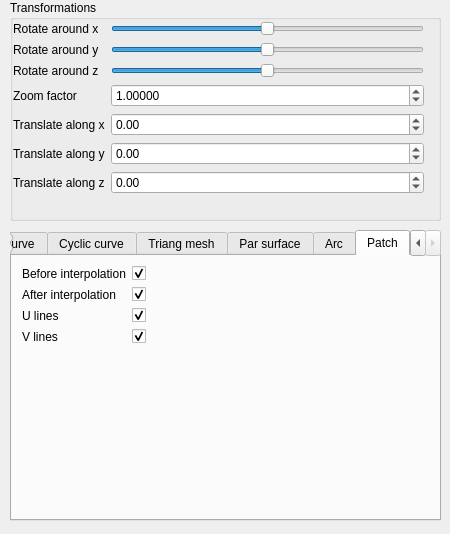
The window that GUI/SideWidget.ui (lorinczszabolcs/CAD) describes before a commit, drawn with Qt 5.
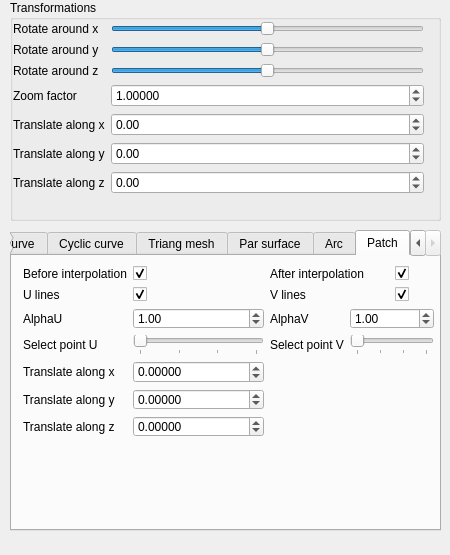
The same window after the commit. The open tabs and pages were chosen to show the change.

The edit to the form file:
```diff
--- a/GUI/SideWidget.ui
+++ b/GUI/SideWidget.ui
@@ -7,7 +7,7 @@
     <x>0</x>
     <y>0</y>
     <width>450</width>
-    <height>534</height>
+    <height>555</height>
    </rect>
   </property>
   <property name="sizePolicy">
@@ -241,7 +241,7 @@
      <x>10</x>
      <y>230</y>
      <width>431</width>
-     <height>291</height>
+     <height>301</height>
     </rect>
    </property>
    <property name="styleSheet">
@@ -1400,13 +1400,13 @@
     <widget class="QWidget" name="layoutWidget">
      <property name="geometry">
       <rect>
-       <x>10</x>
+       <x>11</x>
        <y>10</y>
        <width>411</width>
-       <height>131</height>
+       <height>171</height>
       </rect>
      </property>
-     <layout class="QFormLayout" name="formLayout_7">
+     <layout class="QGridLayout" name="gridLayout_4">
       <item row="0" column="0">
        <widget class="QLabel" name="label_14">
         <property name="text">
@@ -1414,14 +1414,24 @@
         </property>
        </widget>
       </item>
-      <item row="1" column="0">
+      <item row="0" column="1">
+       <widget class="QCheckBox" name="checkBoxBeforeInt">
+        <property name="text">
+         <string/>
+        </property>
+        <property name="checked">
+         <bool>true</bool>
+        </property>
+       </widget>
+      </item>
+      <item row="0" column="2" colspan="2">
        <widget class="QLabel" name="label_40">
         <property name="text">
          <string>After interpolation</string>
         </property>
        </widget>
       </item>
-      <item row="1" column="1">
+      <item row="0" column="4">
        <widget class="QCheckBox" name="checkBoxAfterInt">
         <property name="text">
          <string/>
@@ -1431,14 +1441,14 @@
         </property>
        </widget>
       </item>
-      <item row="2" column="0">
+      <item row="1" column="0">
        <widget class="QLabel" name="label_41">
         <property name="text">
          <string>U lines</string>
         </property>
        </widget>
       </item>
-      <item row="2" column="1">
+      <item row="1" column="1">
        <widget class="QCheckBox" name="checkBoxULines">
         <property name="text">
          <string/>
@@ -1448,14 +1458,14 @@
         </property>
        </widget>
       </item>
-      <item row="3" column="0">
+      <item row="1" column="2">
        <widget class="QLabel" name="label_42">
         <property name="text">
          <string>V lines</string>
         </property>
        </widget>
       </item>
-      <item row="3" column="1">
+      <item row="1" column="4">
        <widget class="QCheckBox" name="checkBoxVLines">
         <property name="text">
          <string/>
@@ -1465,13 +1475,170 @@
         </property>
        </widget>
       </item>
-      <item row="0" column="1">
-       <widget class="QCheckBox" name="checkBoxBeforeInt">
+      <item row="2" column="0">
+       <widget class="QLabel" name="label_51">
         <property name="text">
-         <string/>
+         <string>AlphaU</string>
         </property>
-        <property name="checked">
+       </widget>
+      </item>
+      <item row="2" column="1">
+       <widget class="QDoubleSpinBox" name="doubleSpinBoxPatchAlphaU">
+        <property name="minimum">
+         <double>0.000000000000000</double>
+        </property>
+        <property name="maximum">
+         <double>3.140000000000000</double>
+        </property>
+        <property name="singleStep">
+         <double>0.050000000000000</double>
+        </property>
+        <property name="value">
+         <double>1.000000000000000</double>
+        </property>
+       </widget>
+      </item>
+      <item row="2" column="2">
+       <widget class="QLabel" name="label_55">
+        <property name="text">
+         <string>AlphaV</string>
+        </property>
+       </widget>
+      </item>
+      <item row="2" column="3" colspan="2">
+       <widget class="QDoubleSpinBox" name="doubleSpinBoxPatchAlphaV">
+        <property name="minimum">
+         <double>0.000000000000000</double>
+        </property>
+        <property name="maximum">
+         <double>3.140000000000000</double>
+        </property>
+        <property name="singleStep">
+         <double>0.050000000000000</double>
+        </property>
+        <property name="value">
+         <double>1.000000000000000</double>
+        </property>
+       </widget>
+      </item>
+      <item row="3" column="0">
+       <widget class="QLabel" name="label_54">
+        <property name="text">
+         <string>Select point U</string>
+        </property>
+       </widget>
+      </item>
+      <item row="3" column="1">
+       <widget class="QSlider" name="controlPointPatchSliderU">
+        <property name="maximum">
+         <number>3</number>
+        </property>
+        <property name="orientation">
+         <enum>Qt::Horizontal</enum>
+        </property>
+        <property name="tickPosition">
+         <enum>QSlider::TicksBelow</enum>
+        </property>
+       </widget>
+      </item>
+      <item row="3" column="2">
+       <widget class="QLabel" name="label_56">
+        <property name="text">
+         <string>Select point V</string>
+        </property>
+       </widget>
+      </item>
+      <item row="3" column="3" colspan="2">
+       <widget class="QSlider" name="controlPointPatchSliderV">
+        <property name="maximum">
+         <number>3</number>
+        </property>
+        <property name="orientation">
+         <enum>Qt::Horizontal</enum>
+        </property>
+        <property name="tickPosition">
+         <enum>QSlider::TicksBelow</enum>
+        </property>
+       </widget>
+      </item>
+      <item row="4" column="0">
+       <widget class="QLabel" name="label_50">
+        <property name="text">
+         <string>Translate along x</string>
+        </property>
+       </widget>
+      </item>
+      <item row="4" column="1">
+       <widget class="QDoubleSpinBox" name="controlPointTranslatePatchX">
+        <property name="enabled">
          <bool>true</bool>
+        </property>
+        <property name="decimals">
+         <number>5</number>
+        </property>
+        <property name="minimum">
+         <double>-10.000000000000000</double>
+        </property>
+        <property name="maximum">
+         <double>10.000000000000000</double>
+        </property>
+        <property name="singleStep">
+         <double>0.010000000000000</double>
+        </property>
+       </widget>
+      </item>
+      <item row="5" column="0">
+       <widget class="QLabel" name="label_53">
+        <property name="text">
+         <string>Translate along y</string>
+        </property>
+       </widget>
+      </item>
+      <item row="5" column="1">
+       <widget class="QDoubleSpinBox" name="controlPointTranslatePatchY">
+        <property name="enabled">
+         <bool>true</bool>
+        </property>
+        <property name="decimals">
+         <number>5</number>
+        </property>
+        <property name="minimum">
+         <double>-1000.000000000000000</double>
+        </property>
+        <property name="maximum">
+         <double>10.000000000000000</double>
+        </property>
+        <property name="singleStep">
+         <double>0.010000000000000</double>
+        </property>
+        <property name="value">
+         <double>0.000000000000000</double>
+        </property>
+       </widget>
+      </item>
+      <item row="6" column="0">
+       <widget class="QLabel" name="label_52">
+        <property name="text">
+         <string>Translate along z</string>
+        </property>
+       </widget>
+      </item>
+      <item row="6" column="1">
+       <widget class="QDoubleSpinBox" name="controlPointTranslatePatchZ">
+        <property name="enabled">
+         <bool>true</bool>
+        </property>
+        <property name="decimals">
+         <number>5</number>
+        </property>
+        <property name="minimum">
+         <double>-100000000.000000000000000</double>
+        </property>
+        <property name="maximum">
+         <double>10.000000000000000</double>
+        </property>
+        <property name="singleStep">
+         <double>0.010000000000000</double>
         </property>
        </widget>
       </item>
```
